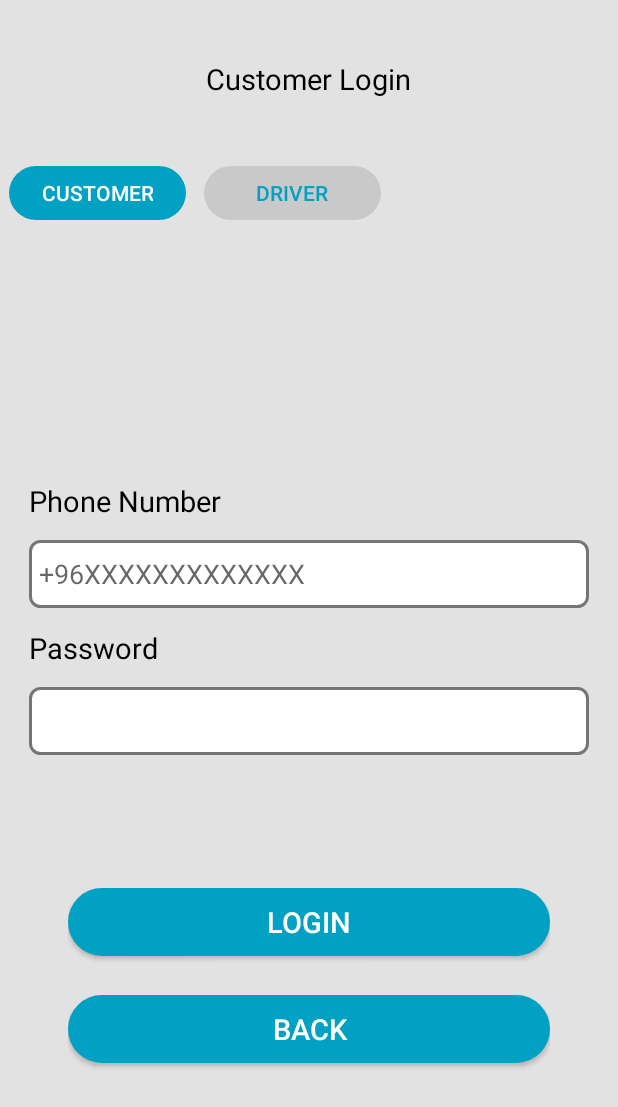
After one commit to ASMAAmo/Getak, an Android app: the LoginActivity screen opened directly, with no data from a screen before it, on a phone screen of 412 x 824 dp. The commit adds this screen. Shown: the top 1107 px of the screen. Run offline under Robolectric (Android 15) with nearby library versions, the phone set to English and light mode, and no system bars; our stand-ins replace ButterKnife, sdp/ssp sizes.

Commit message:
Login_screen

```diff
--- a/app/src/main/AndroidManifest.xml
+++ b/app/src/main/AndroidManifest.xml
@@ -3,6 +3,7 @@
     package="getak.app.com.getak">
 
     <uses-permission android:name="android.permission.ACCESS_NETWORK_STATE" />
+
     <application
         android:allowBackup="true"
         android:icon="@mipmap/ic_launcher"
@@ -10,7 +11,9 @@
         android:roundIcon="@mipmap/ic_launcher_round"
         android:supportsRtl="true"
         android:theme="@style/AppTheme">
-        <activity android:name=".BaseActivity"></activity>
+        <activity android:name=".Activites.LoginActivity"></activity>
+        <activity android:name=".Activites.IntroActivity" />
+        <activity android:name=".BaseActivity" />
         <activity
             android:name=".Activites.Splash"
             android:theme="@style/Theme.AppCompat.NoActionBar">
--- /dev/null
+++ b/app/src/main/java/getak/app/com/getak/Activites/IntroActivity.java
@@ -0,0 +1,35 @@
+package getak.app.com.getak.Activites;
+
+import android.content.Intent;
+import android.support.v7.app.AppCompatActivity;
+import android.os.Bundle;
+
+import butterknife.ButterKnife;
+import butterknife.OnClick;
+import getak.app.com.getak.BaseActivity;
+import getak.app.com.getak.R;
+
+public class IntroActivity extends BaseActivity {
+
+    @Override
+    protected void onCreate(Bundle savedInstanceState) {
+        super.onCreate(savedInstanceState);
+        setContentView(R.layout.activity_intro);
+        ButterKnife.bind(this);
+    }
+
+
+    //Skip button Action
+    @OnClick(R.id.skip_btn)
+    void skip(){
+        startActivity(new Intent(IntroActivity.this,MainActivity.class).addFlags(Intent.FLAG_ACTIVITY_CLEAR_TOP));
+    }
+
+    //Login button Action
+    @OnClick(R.id.login_btn)
+    void login(){
+        startActivity(new Intent(IntroActivity.this,LoginActivity.class).addFlags(Intent.FLAG_ACTIVITY_CLEAR_TOP));
+    }
+
+
+}
--- /dev/null
+++ b/app/src/main/java/getak/app/com/getak/Activites/LoginActivity.java
@@ -0,0 +1,50 @@
+package getak.app.com.getak.Activites;
+
+import android.support.design.widget.TabLayout;
+import android.support.v7.app.AppCompatActivity;
+import android.os.Bundle;
+import android.widget.TextView;
+
+import butterknife.BindView;
+import butterknife.ButterKnife;
+import getak.app.com.getak.R;
+
+public class LoginActivity extends AppCompatActivity {
+
+    @BindView(R.id.login_type_tab)
+    TabLayout loginTypeSwitch;
+    @BindView(R.id.login_lbl)
+    TextView loginLbl;
+    @Override
+    protected void onCreate(Bundle savedInstanceState) {
+        super.onCreate(savedInstanceState);
+        setContentView(R.layout.activity_login);
+        ButterKnife.bind(this);
+        loginTypeSwitch.addTab(loginTypeSwitch.newTab().setText(R.string.cust));
+        loginTypeSwitch.addTab(loginTypeSwitch.newTab().setText(R.string.driv));
+        loginTypeSwitch.addOnTabSelectedListener(new TabLayout.OnTabSelectedListener() {
+            @Override
+            public void onTabSelected(TabLayout.Tab tab) {
+                switch (tab.getPosition()){
+                    case 0 : {
+                        loginLbl.setText(getString(R.string.custlogin));
+                        break;
+                    }
+
+                    case 1 : {
+                        loginLbl.setText(getString(R.string.driverlogin));
+                        break;
+                    }
+                }
+            }
+
+            @Override
+            public void onTabUnselected(TabLayout.Tab tab) {
+            }
+
+            @Override
+            public void onTabReselected(TabLayout.Tab tab) {
+            }
+        });
+    }
+}
--- a/app/src/main/java/getak/app/com/getak/Activites/Splash.java
+++ b/app/src/main/java/getak/app/com/getak/Activites/Splash.java
@@ -20,7 +20,7 @@ public class Splash extends BaseActivity {
                         sleep(100);
                         mythread = mythread + 100;
                     }
-                    startActivity(new Intent(Splash.this, MainActivity.class));
+                    startActivity(new Intent(Splash.this, IntroActivity.class));
 
                 } catch (InterruptedException ie) {
                     ie.printStackTrace();
--- /dev/null
+++ b/app/src/main/res/drawable/button_bg.xml
@@ -0,0 +1,10 @@
+<?xml version="1.0" encoding="utf-8"?>
+<selector xmlns:android="http://schemas.android.com/apk/res/android">
+    <item >
+        <shape android:shape="rectangle"  >
+            <corners android:radius="@dimen/_100sdp" />
+            <stroke android:width="1dip" android:color="#01a1c3" />
+            <gradient android:angle="-90" android:startColor="#01a1c3" android:endColor="#01a1c3" />
+        </shape>
+    </item>
+</selector>
--- /dev/null
+++ b/app/src/main/res/drawable/input_txt_bg.xml
@@ -0,0 +1,10 @@
+<?xml version="1.0" encoding="utf-8"?>
+<selector xmlns:android="http://schemas.android.com/apk/res/android">
+    <item >
+        <shape android:shape="rectangle"  >
+            <corners android:radius="@dimen/_5sdp" />
+            <stroke android:width="2dp" android:color="#757575" />
+            <gradient android:angle="-90" android:startColor="#FFFFFF" android:endColor="#FFFFFF" />
+        </shape>
+    </item>
+</selector>
--- /dev/null
+++ b/app/src/main/res/drawable/tab_background.xml
@@ -0,0 +1,12 @@
+<?xml version="1.0" encoding="utf-8"?>
+<selector xmlns:android="http://schemas.android.com/apk/res/android">
+    <item
+        android:drawable="@drawable/tab_background_selected"
+        android:state_selected="true" />
+
+    <item
+        android:drawable="@drawable/tab_background_unselected"
+        android:state_selected="false"
+        android:state_focused="false"
+        android:state_pressed="false" />
+</selector>
--- /dev/null
+++ b/app/src/main/res/drawable/tab_background_selected.xml
@@ -0,0 +1,19 @@
+<?xml version="1.0" encoding="utf-8"?>
+<layer-list xmlns:android="http://schemas.android.com/apk/res/android">
+    <item
+        android:left="@dimen/_5sdp"
+        android:right="@dimen/_5sdp"
+        android:top="@dimen/_5sdp"
+        android:bottom="@dimen/_5sdp">
+
+        <shape
+            android:shape="rectangle">
+
+            <corners
+                android:radius="@dimen/_100sdp">
+            </corners>
+            <gradient android:angle="-90" android:startColor="#01a1c3" android:endColor="#01a1c3" />
+        </shape>
+
+    </item>
+</layer-list>
--- /dev/null
+++ b/app/src/main/res/drawable/tab_background_unselected.xml
@@ -0,0 +1,19 @@
+<?xml version="1.0" encoding="utf-8"?>
+<layer-list xmlns:android="http://schemas.android.com/apk/res/android">
+    <item
+        android:left="@dimen/_5sdp"
+        android:right="@dimen/_5sdp"
+        android:top="@dimen/_5sdp"
+        android:bottom="@dimen/_5sdp">
+        <shape
+            android:shape="rectangle">
+
+            <corners
+                android:radius="@dimen/_100sdp">
+            </corners>
+
+            <gradient android:angle="-90" android:startColor="#FFC9C9C9" android:endColor="#C9C9C9" />
+        </shape>
+
+    </item>
+</layer-list>
--- /dev/null
+++ b/app/src/main/res/layout/activity_intro.xml
@@ -0,0 +1,52 @@
+<?xml version="1.0" encoding="utf-8"?>
+<RelativeLayout xmlns:android="http://schemas.android.com/apk/res/android"
+    xmlns:app="http://schemas.android.com/apk/res-auto"
+    xmlns:tools="http://schemas.android.com/tools"
+    android:layout_width="match_parent"
+    android:background="@drawable/intro_bg"
+    android:layout_height="match_parent"
+    tools:context="getak.app.com.getak.Activites.Splash">
+
+    <LinearLayout
+        android:id="@+id/buttons_box"
+        android:layout_width="match_parent"
+        android:layout_height="wrap_content"
+        android:layout_alignParentBottom="true"
+        android:gravity="center"
+        android:layout_marginStart="@dimen/_20sdp"
+        android:layout_marginEnd="@dimen/_20sdp"
+        android:layout_marginBottom="@dimen/_20sdp"
+        android:orientation="vertical"
+        android:padding="@dimen/_15sdp">
+
+        <Button
+            android:id="@+id/login_btn"
+            android:layout_width="match_parent"
+            android:layout_height="@dimen/_35sdp"
+            android:background="@drawable/button_bg"
+            android:text="@string/login"
+            android:textColor="@color/white"
+            android:textSize="@dimen/_15sdp" />
+
+        <Button
+            android:id="@+id/register_btn"
+            android:layout_width="match_parent"
+            android:layout_height="@dimen/_35sdp"
+            android:layout_marginTop="@dimen/_20sdp"
+            android:background="@drawable/button_bg"
+            android:text="@string/register"
+            android:textColor="@color/white"
+            android:textSize="@dimen/_15sdp" />
+
+        <Button
+            android:id="@+id/skip_btn"
+            android:layout_width="match_parent"
+            android:layout_height="@dimen/_35sdp"
+            android:layout_marginTop="@dimen/_20sdp"
+            android:background="@drawable/button_bg"
+            android:text="@string/skip"
+            android:textColor="@color/white"
+            android:textSize="@dimen/_15sdp" />
+    </LinearLayout>
+
+</RelativeLayout>
--- /dev/null
+++ b/app/src/main/res/layout/activity_login.xml
@@ -0,0 +1,112 @@
+<?xml version="1.0" encoding="utf-8"?>
+<RelativeLayout xmlns:android="http://schemas.android.com/apk/res/android"
+    xmlns:app="http://schemas.android.com/apk/res-auto"
+    xmlns:tools="http://schemas.android.com/tools"
+    android:layout_width="match_parent"
+    android:layout_height="match_parent"
+    android:background="@color/gray"
+    tools:context=".Activites.LoginActivity">
+
+    <LinearLayout
+        android:id="@+id/login_inputs_box"
+        android:layout_width="match_parent"
+        android:layout_height="wrap_content"
+        android:layout_centerInParent="true"
+        android:layout_marginStart="@dimen/_15sdp"
+        android:layout_marginEnd="@dimen/_15sdp"
+        android:orientation="vertical">
+
+        <TextView
+            android:id="@+id/user_login_lbl"
+            android:layout_width="match_parent"
+            android:layout_height="wrap_content"
+            android:layout_marginBottom="@dimen/_10sdp"
+            android:text="@string/phone_number"
+            android:textColor="@android:color/black"
+            android:textSize="@dimen/_15sdp" />
+
+        <EditText
+            android:id="@+id/user_name_input"
+            android:layout_width="match_parent"
+            android:layout_height="@dimen/_35sdp"
+            android:background="@drawable/input_txt_bg"
+            android:hint="+96XXXXXXXXXXXXX"
+            android:padding="@dimen/_5sdp" />
+
+        <TextView
+            android:id="@+id/password_lbl"
+            android:layout_width="match_parent"
+            android:layout_height="wrap_content"
+            android:layout_marginTop="@dimen/_10sdp"
+            android:layout_marginBottom="@dimen/_10sdp"
+            android:text="@string/password"
+            android:textColor="@android:color/black"
+            android:textSize="@dimen/_15sdp" />
+
+        <EditText
+            android:id="@+id/password_input"
+            android:layout_width="match_parent"
+            android:layout_height="@dimen/_35sdp"
+            android:background="@drawable/input_txt_bg"
+            android:padding="@dimen/_5sdp" />
+
+    </LinearLayout>
+
+    <TextView
+        android:id="@+id/login_lbl"
+        android:layout_width="wrap_content"
+        android:layout_height="wrap_content"
+        android:layout_centerHorizontal="true"
+        android:layout_marginTop="@dimen/_30sdp"
+        android:text="Customer Login"
+        android:textColor="@android:color/black"
+        android:textSize="@dimen/_15sdp" />
+
+    <android.support.design.widget.TabLayout
+        android:id="@+id/login_type_tab"
+        android:layout_width="@dimen/_200sdp"
+        android:layout_height="wrap_content"
+        android:layout_below="@id/login_lbl"
+        android:layout_marginTop="@dimen/_30sdp"
+        android:background="@android:color/transparent"
+        app:tabBackground="@drawable/tab_background"
+        app:tabIndicatorHeight="0dp"
+        app:tabMinWidth="0dp"
+        app:tabRippleColor="@null"
+        app:tabSelectedTextColor="@color/white"
+        app:tabTextColor="@color/lightblue">
+
+    </android.support.design.widget.TabLayout>
+    <LinearLayout
+        android:id="@+id/buttons_box"
+        android:layout_width="match_parent"
+        android:layout_height="wrap_content"
+        android:layout_alignParentBottom="true"
+        android:gravity="center"
+        android:layout_below="@id/login_inputs_box"
+        android:layout_marginStart="@dimen/_20sdp"
+        android:layout_marginEnd="@dimen/_20sdp"
+        android:layout_marginBottom="@dimen/_20sdp"
+        android:orientation="vertical"
+        android:padding="@dimen/_15sdp">
+
+        <Button
+            android:id="@+id/login_btn"
+            android:layout_width="match_parent"
+            android:layout_height="@dimen/_35sdp"
+            android:background="@drawable/button_bg"
+            android:text="@string/login"
+            android:textColor="@color/white"
+            android:textSize="@dimen/_15sdp" />
+
+        <Button
+            android:id="@+id/back_btn"
+            android:layout_width="match_parent"
+            android:layout_height="@dimen/_35sdp"
+            android:layout_marginTop="@dimen/_20sdp"
+            android:background="@drawable/button_bg"
+            android:text="@string/back"
+            android:textColor="@color/white"
+            android:textSize="@dimen/_15sdp" />
+    </LinearLayout>
+</RelativeLayout>
--- a/app/src/main/res/values/colors.xml
+++ b/app/src/main/res/values/colors.xml
@@ -6,4 +6,5 @@
     <color name="lightblue">#01a1c3</color>
     <color name="sidemenu">#003341</color>
     <color name="white">#ffff</color>
+    <color name="gray">#E2E2E2</color>
 </resources>
--- a/app/src/main/res/values/strings.xml
+++ b/app/src/main/res/values/strings.xml
@@ -13,4 +13,14 @@
     <string name="support">Support</string>
     <string name="settings">Settings</string>
     <string name="home">Home</string>
+    <string name="login">Login</string>
+    <string name="register">Register</string>
+    <string name="skip">Skip</string>
+    <string name="custlogin">Customer login</string>
+    <string name="driverlogin">Driver login</string>
+    <string name="cust">Customer</string>
+    <string name="driv">Driver</string>
+    <string name="password">Password</string>
+    <string name="phone_number">Phone Number</string>
+    <string name="back">Back</string>
 </resources>
```
Also changed, not shown: app/src/main/res/drawable/intro_bg.png (added).
